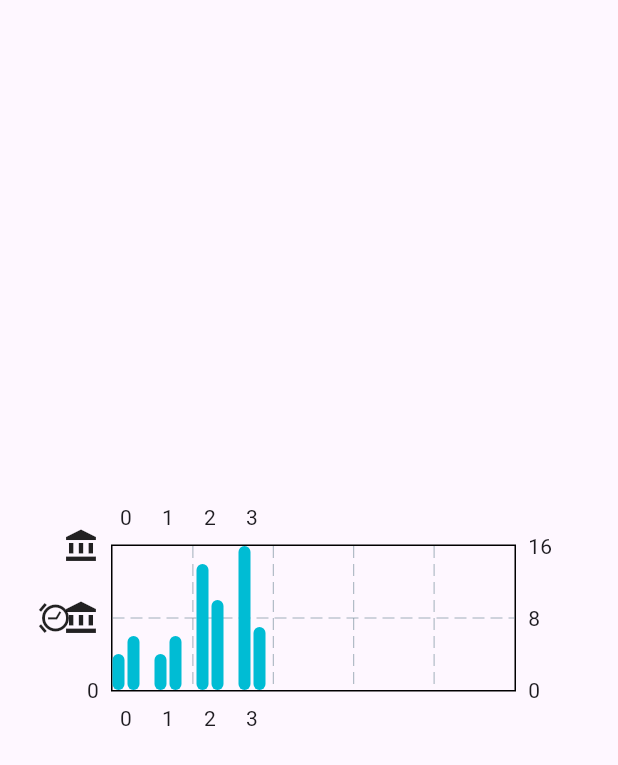
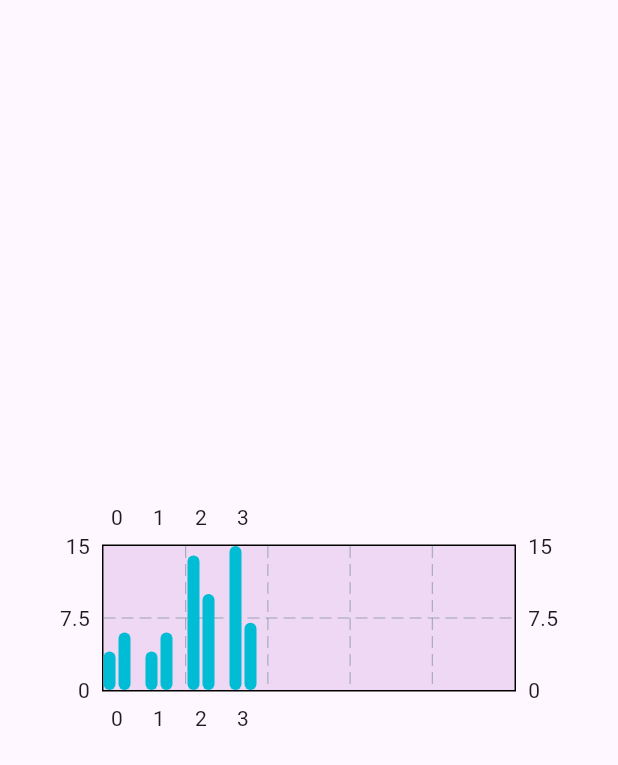
Before and after one commit to atnawshin/data_visualizer, a Flutter app: the screen it shows after launch, on a phone screen of 412 x 824 dp. Shown: the top 765 px of the screen. Run offline on Flutter 3.47's test engine with Material 3 defaults, Android fonts, the phone set to English and light mode, and no system bars; drawn by our look-alikes of fl_chart.

Commit message:
Bar Chart updated

```diff
--- a/lib/bar.dart
+++ b/lib/bar.dart
@@ -16,7 +16,7 @@ class _barState extends State<bar> {
         child: AspectRatio(
           aspectRatio: 2.0,
           child: Container(
-            margin: EdgeInsets.all(24),
+            margin: const EdgeInsets.all(24),
             // color: Colors.red,
             child: BarChart(
               BarChartData(
@@ -34,7 +34,7 @@ class _barState extends State<bar> {
                       BarChartRodData(toY: 10)
                     ]),
                     BarChartGroupData(x: 3, barRods: [
-                    BarChartRodData(toY: 16),
+                      BarChartRodData(toY: 15),
                       BarChartRodData(toY: 7)
                     ]),
                     // BarChartGroupData(x: 0, barRods: [
@@ -52,71 +52,95 @@ class _barState extends State<bar> {
                   ],
                   alignment: BarChartAlignment.start,
                   groupsSpace: 10,
-                titlesData: FlTitlesData(
-                  show: true,
-                  leftTitles: AxisTitles(
-                    // axisNameWidget: Text("Y-axis"),
-                    axisNameWidget: Icon(Icons.access_alarm),
-                    axisNameSize: 10,
-                    // drawBelowEverything: false,
-                    sideTitles: SideTitles(
-                      reservedSize: 40,
-                      showTitles: true,
-                      getTitlesWidget: (double value, TitleMeta meta) {
-                        // return Align(
-                        //   alignment: Alignment.centerRight,
-                        //   child: Padding(
-                        //     padding: const EdgeInsets.only(right: 8.0),
-                        //     child: Text(
-                        //       meta.formattedValue,
-                        //       style: TextStyle(
-                        //         color: Colors.blue,
-                        //         fontWeight: FontWeight.bold,
+                  backgroundColor: Colors.purple.withOpacity(0.15)
+                  // rangeAnnotations: RangeAnnotations(
+                  //   horizontalRangeAnnotations: [
+                  //     HorizontalRangeAnnotation(
+                  //       y1: 4,
+                  //       y2: 8,
+                  //       color: Colors.red.withOpacity(0.5),
+                  //     ),
+                  //     HorizontalRangeAnnotation(
+                  //       y1: 10,
+                  //       y2: 12,
+                  //       // color: Colors.red.withOpacity(0.5),
+                  //       gradient: const LinearGradient(
+                  //         colors: [
+                  //           Colors.red,
+                  //           Colors.green,
+                  //           Colors.purple,
+                  //         ],
                   //       ),
                   //     ),
+                  //   ],
+                  // ),
+                  // titlesData: const FlTitlesData(
+                  //   show: true,
+                  //   leftTitles: AxisTitles(
+                  //     // axisNameWidget: Text("Y-axis"),
+                  //     axisNameWidget: Icon(Icons.access_alarm),
+                  //     axisNameSize: 10,
+                  //     // drawBelowEverything: false,
+                  //     sideTitles: SideTitles(
+                  //       reservedSize: 40,
+                  //       showTitles: true,
+                  //       // interval: 4,
+                  //       // interval: null,
+                  //       // getTitlesWidget: (double value, TitleMeta meta) {
+                  //       // return Align(
+                  //       //   alignment: Alignment.centerRight,
+                  //       //   child: Padding(
+                  //       //     padding: const EdgeInsets.only(right: 8.0),
+                  //       //     child: Text(
+                  //       //       meta.formattedValue,
+                  //       //       style: TextStyle(
+                  //       //         color: Colors.blue,
+                  //       //         fontWeight: FontWeight.bold,
+                  //       //       ),
+                  //       //     ),
+                  //       //   ),
+                  //       // );
+                  //       // return SideTitleWidget(
+                  //       //   axisSide: meta.axisSide,
+                  //       //   child: switch (value) {
+                  //       //     0 => Text(meta.formattedValue),
+                  //       //     5 => TextButton(
+                  //       //         onPressed: () {},
+                  //       //         child: Text(meta.formattedValue),
+                  //       //       ),
+                  //       //     _ => const Icon(Icons.account_balance),
+                  //       //   },
+                  //       // );
+                  //       //   return SideTitleWidget(
+                  //       //       axisSide: meta.axisSide,
+                  //       //       //does the same thing as above
+                  //       //       child:
+                  //       //           //  Text(
+                  //       //           //   meta.formattedValue,
+                  //       //           //   style: const TextStyle(
+                  //       //           //     color: Colors.blue,
+                  //       //           //     fontWeight: FontWeight.bold,
+                  //       //           //   ),
+                  //       //           // ),
+                  //       //           //     Icon(
+                  //       //           //   Icons.add,
+                  //       //           //   size: 14,
+                  //       //           // ),
+                  //       //           TextButton(
+                  //       //         onPressed: () {},
+                  //       //         child: Text(meta.formattedValue),
+                  //       //       ));
+                  //       // },
+                  //     ),
                   //   ),
-                        // );
-                        return SideTitleWidget(
-                          axisSide: meta.axisSide,
-                          child: switch (value) {
-                            0 => Text(meta.formattedValue),
-                            5 => TextButton(
-                                onPressed: () {},
-                                child: Text(meta.formattedValue),
-                              ),
-                            _ => const Icon(Icons.account_balance),
-                          },
-                        );
-                        //   return SideTitleWidget(
-                        //       axisSide: meta.axisSide,
-                        //       //does the same thing as above
-                        //       child:
-                        //           //  Text(
-                        //           //   meta.formattedValue,
-                        //           //   style: const TextStyle(
-                        //           //     color: Colors.blue,
-                        //           //     fontWeight: FontWeight.bold,
-                        //           //   ),
-                        //           // ),
-                        //           //     Icon(
-                        //           //   Icons.add,
-                        //           //   size: 14,
-                        //           // ),
-                        //           TextButton(
-                        //         onPressed: () {},
-                        //         child: Text(meta.formattedValue),
-                        //       ));
-                      },
-                    ),
-                  ),
-                  // bottomTitles: AxisTitles(
-                  //   axisNameWidget: Text("X-axis"),
-                  //   sideTitles: SideTitles(
-                  //     reservedSize: 44,
-                  //     showTitles: true,
-                  //   ),
+                  //   // bottomTitles: AxisTitles(
+                  //   //   axisNameWidget: Text("X-axis"),
+                  //   //   sideTitles: SideTitles(
+                  //   //     reservedSize: 44,
+                  //   //     showTitles: true,
+                  //   //   ),
+                  //   // ),
                   // ),
-                ),
                   ),
             ),
           ),
```
Lines whose indentation alone changed are shown as unchanged.
